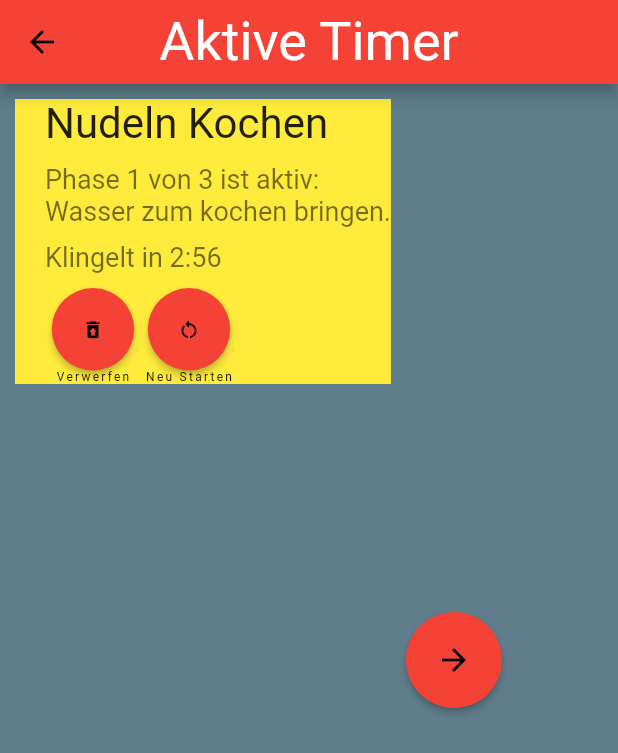
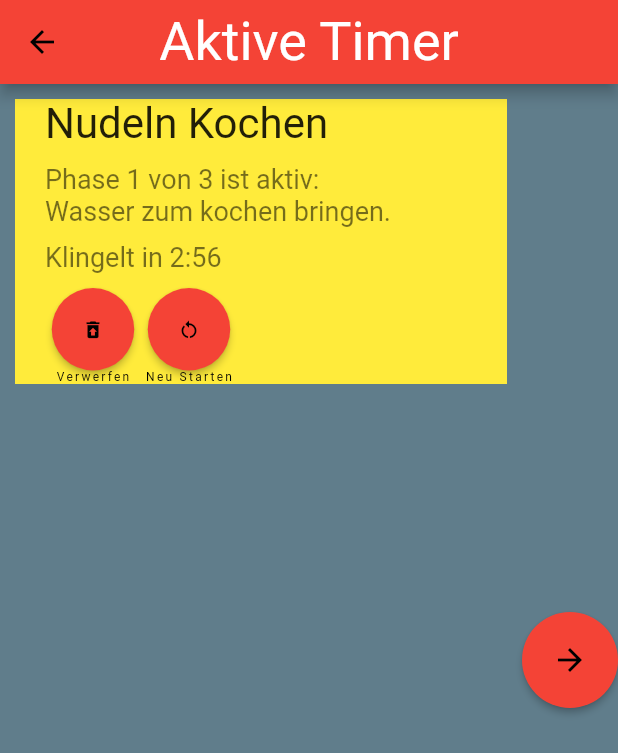
Before and after one commit to BogyMitutoyoCTL/BOGY-App-2023-04, a Flutter app: the screen it shows after launch, after a tap on an icon or button, on a phone screen of 412 x 824 dp. Shown: the top 753 px of the screen. Run offline on Flutter 3.47's test engine with Material 2 defaults, Android fonts, the phone set to English and light mode, and no system bars; our stand-ins replace shared_preferences; generated files the repository leaves out were written again.

Commit message:
Make width of timers expand the whole column

```diff
--- a/multitimer/lib/ActiveTimers.dart
+++ b/multitimer/lib/ActiveTimers.dart
@@ -18,8 +18,8 @@ class _ActiveTimersState extends State<ActiveTimers> {
       body: Center(
         child: Row(
           children: [
-            new Column(
-              mainAxisAlignment: MainAxisAlignment.start,
+            Expanded(
+              child: new Column(
                 children: [
                   Padding(
                     padding: const EdgeInsets.all(10.0),
@@ -104,6 +104,7 @@ class _ActiveTimersState extends State<ActiveTimers> {
                   ),
                 ],
               ),
+            ),
             new ElevatedButton(
               onPressed: onTouched,
               child: Icon(Icons.arrow_forward_outlined),
```
Lines whose indentation alone changed are shown as unchanged.
